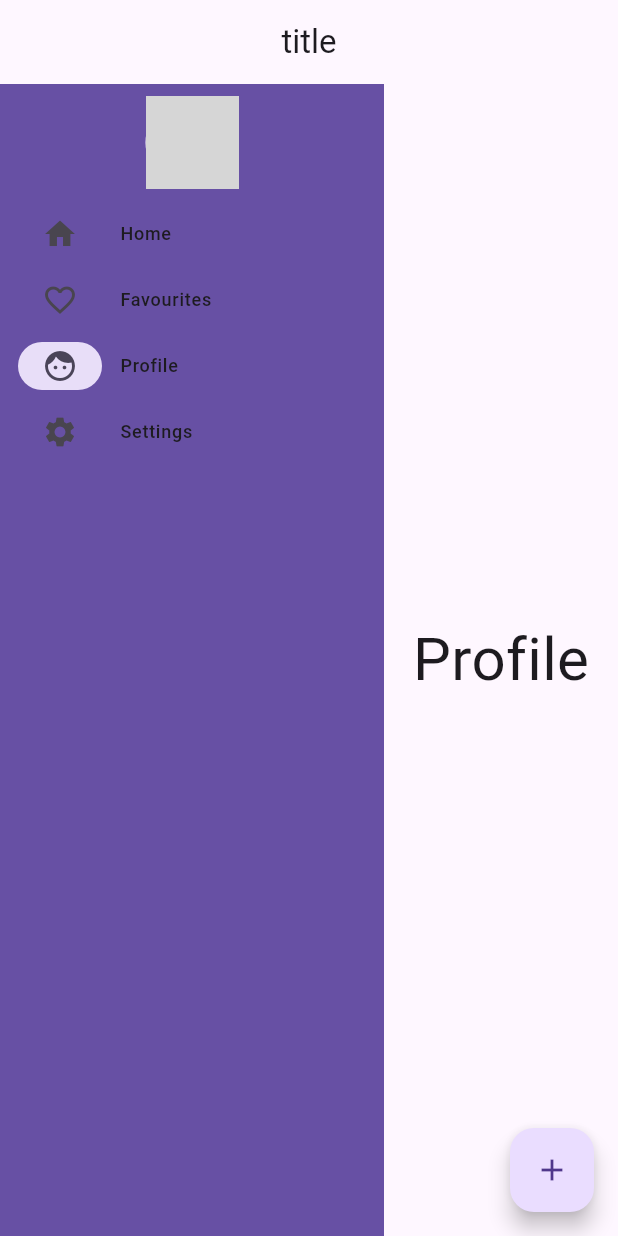
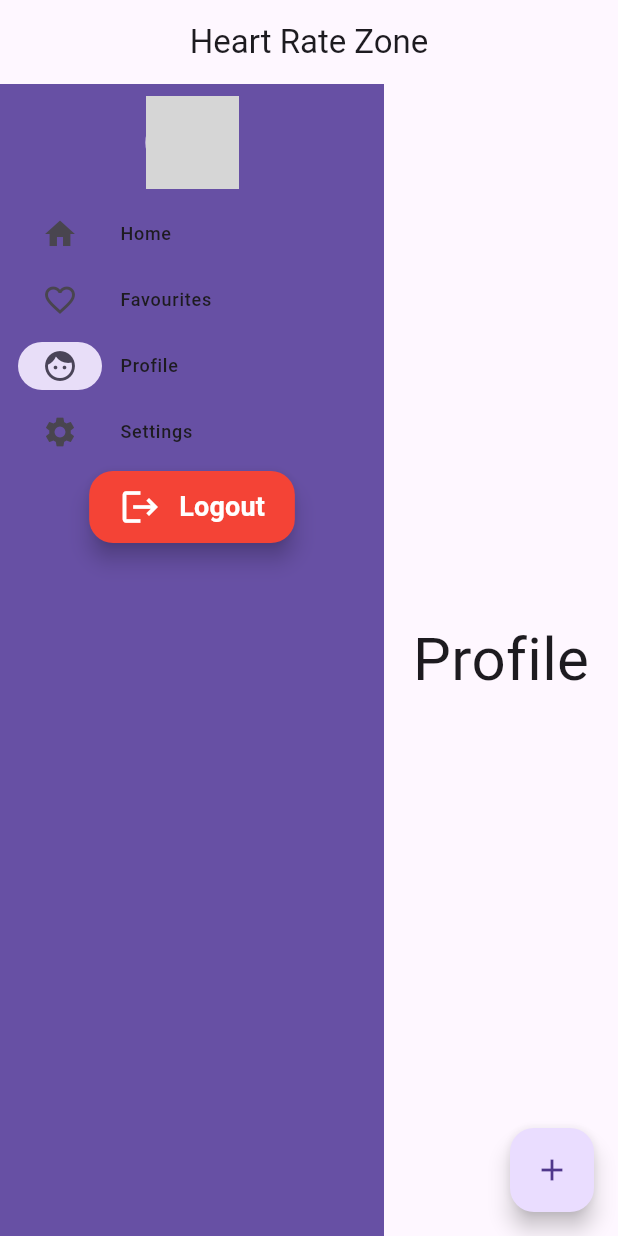
Before and after one commit to martynsdk/heart_rate_zone, a Flutter app: the screen it shows after launch, after a tap on "Favourites", after a tap on "Profile", on a phone screen of 412 x 824 dp. Run offline on Flutter 3.47's test engine with Material 2 defaults, Android fonts, the phone set to English and light mode, and no system bars; our stand-ins replace localization; network calls fail; grey boxes are pictures that could not be loaded.

Commit message:
Checkpoint for lunch

```diff
--- a/lib/main.dart
+++ b/lib/main.dart
@@ -13,8 +13,8 @@
 
 class MyApp extends StatelessWidget {
   const MyApp({Key? key}) : super(key: key);
+  static final String title = 'Heart Rate Zone';
 
-  // This widget is the root of your application.
   @override
   Widget build(BuildContext context) {
     LocalJsonLocalization.delegate.directories = ['lib/i18n'];
@@ -45,18 +45,9 @@
       title: "Heart Rate Zone",
       theme: ThemeData(
         useMaterial3: true,
-        // This is the theme of your application.
-        //
-        // Try running your application with "flutter run". You'll see the
-        // application has a blue toolbar. Then, without quitting the app, try
-        // changing the primarySwatch below to Colors.green and then invoke
-        // "hot reload" (press "r" in the console where you ran "flutter run",
-        // or simply save your changes to "hot reload" in a Flutter IDE).
-        // Notice that the counter didn't reset back to zero; the application
-        // is not restarted.
         primarySwatch: Colors.blue,
       ),
-      home: MyHomePage(title: "title".i18n()),
+      home: MyHomePage(title: title),
     );
   }
 }
@@ -77,26 +68,16 @@
 
   final selectedColor = Colors.white;
   final unselectedColor = Colors.white60;
-  final labelStyle = TextStyle(fontWeight: FontWeight.bold, fontSize: 16);
+  final labelStyle = const TextStyle(fontWeight: FontWeight.bold, fontSize: 16);
 
   @override
   Widget build(BuildContext context) {
-    // This method is rerun every time setState is called, for instance as done
-    // by the _incrementCounter method above.
-    //
-    // The Flutter framework has been optimized to make rerunning build methods
-    // fast, so that you can just rebuild anything that needs updating rather
-    // than having to individually change instances of widgets.
     return Scaffold(
       appBar: AppBar(
-        // Here we take the value from the MyHomePage object that was created by
-        // the App.build method, and use it to set our appbar title.
         title: Text(widget.title),
         centerTitle: true,
       ),
       body: Center(
-        // Center is a layout widget. It takes a single child and positions it
-        // in the middle of the parent.
         child: Row(
           mainAxisAlignment: MainAxisAlignment.center,
           children: <Widget>[
@@ -108,18 +89,40 @@
                   setState(() => this.index = index),
               leading: Material(
                 clipBehavior: Clip.hardEdge,
-                shape: CircleBorder(),
+                shape: const CircleBorder(),
                 child: Ink.image(
                   width: 62,
                   height: 62,
                   fit: BoxFit.fitHeight,
-                  image: NetworkImage(
+                  image: const NetworkImage(
                     'https://images.unsplash.com/photo-1485893086445-ed75865251e0?ixid=MXwxMjA3fDB8MHxwaG90by1wYWdlfHx8fGVufDB8fHw%3D&ixlib=rb-1.2.1&auto=format&fit=crop&w=800&q=80',
                   ),
                   child: InkWell(
                     onTap: () => setState(() => isExtended = !isExtended),
                   ),
                 ),
+              ),
+              trailing: AnimatedRailWidget(
+                child: isExtended
+                    ? Row(
+                  children: const [
+                    Icon(
+                      Icons.logout,
+                      color: Colors.white,
+                      size: 28,
+                    ),
+                    SizedBox(width: 12),
+                    Text(
+                      'Logout',
+                      style: TextStyle(
+                        fontSize: 18,
+                        fontWeight: FontWeight.bold,
+                        color: Colors.white,
+                      ),
+                    ),
+                  ],
+                )
+                    : const Icon(Icons.logout, color: Colors.white),
               ),
 
 
```
